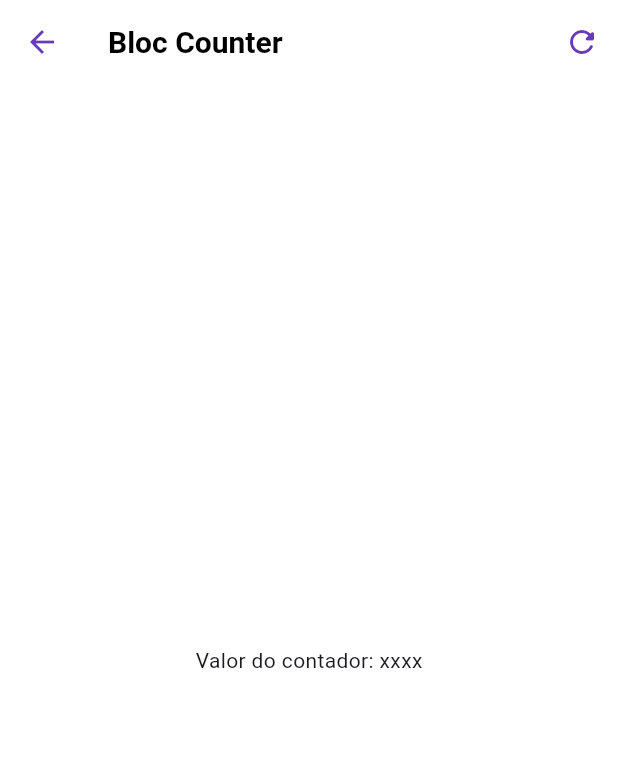
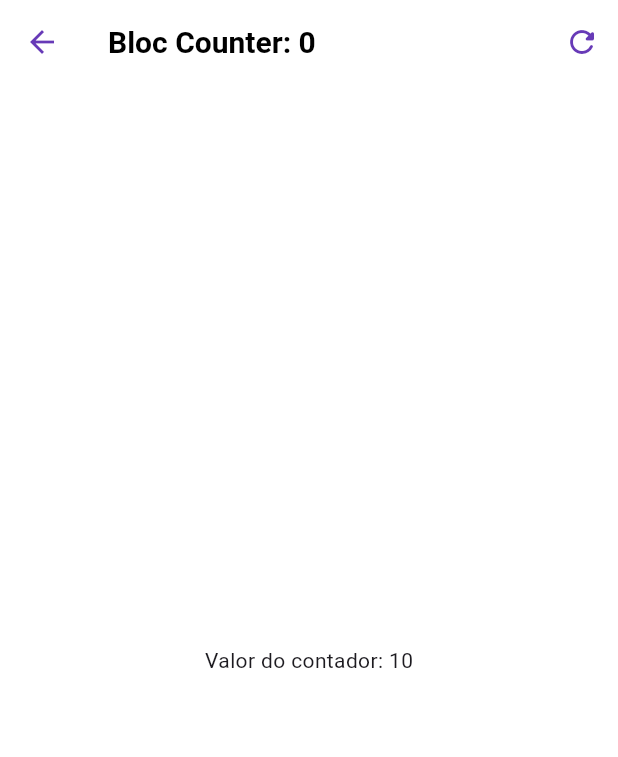
Before and after one commit to carlosxfelipe/flutter-formularios, a Flutter app: the screen it shows after launch, after a tap on "Bloc", on a phone screen of 412 x 824 dp. Shown: the top 757 px of the screen. Run offline on Flutter 3.47's test engine with Material 3 defaults, Android fonts, the phone set to English and light mode, and no system bars; our stand-ins replace equatable, flutter_bloc, go_router.

Commit message:
bloc counter

```diff
--- a/lib/presentation/screens/bloc_counter_screen.dart
+++ b/lib/presentation/screens/bloc_counter_screen.dart
@@ -1,30 +1,58 @@
 import 'package:flutter/material.dart';
+import 'package:flutter_bloc/flutter_bloc.dart';
+import 'package:forms_app/presentation/blocs/counter_bloc/counter_bloc.dart';
 
 class BlocCounterScreen extends StatelessWidget {
   const BlocCounterScreen({super.key});
 
   @override
   Widget build(BuildContext context) {
+    return BlocProvider(
+        create: (_) => CounterBloc(), child: const BlocCounterView());
+  }
+}
+
+class BlocCounterView extends StatelessWidget {
+  const BlocCounterView({
+    super.key,
+  });
+
+  void increaseCounterBy(BuildContext context, [int value = 1]) {
+    context.read<CounterBloc>().add(CounterIncreased(value));
+  }
+
+  @override
+  Widget build(BuildContext context) {
     return Scaffold(
       appBar: AppBar(
-        title: const Text('Bloc Counter'),
+        title: context.select((CounterBloc counterBloc) =>
+            Text('Bloc Counter: ${counterBloc.state.transactionCount}')),
         actions: [
           IconButton(
-              onPressed: () => {}, icon: const Icon(Icons.refresh_rounded))
+              onPressed: () => context.read<CounterBloc>().add(CounterReset()),
+              icon: const Icon(Icons.refresh_rounded))
         ],
       ),
-      body: const Center(child: Text('Valor do contador: xxxx')),
+      body: Center(
+          child: context.select((CounterBloc counterBloc) =>
+              Text('Valor do contador: ${counterBloc.state.counter}'))),
       floatingActionButton: Column(
         mainAxisAlignment: MainAxisAlignment.end,
         children: [
           FloatingActionButton(
-              heroTag: '1', child: const Text('+3'), onPressed: () => {}),
+              heroTag: '1',
+              child: const Text('+3'),
+              onPressed: () => increaseCounterBy(context, 3)),
           const SizedBox(height: 15),
           FloatingActionButton(
-              heroTag: '2', child: const Text('+2'), onPressed: () => {}),
+              heroTag: '2',
+              child: const Text('+2'),
+              onPressed: () => increaseCounterBy(context, 2)),
           const SizedBox(height: 15),
           FloatingActionButton(
-              heroTag: '3', child: const Text('+1'), onPressed: () => {})
+              heroTag: '3',
+              child: const Text('+1'),
+              onPressed: () => increaseCounterBy(context, 1))
         ],
       ),
     );
```
